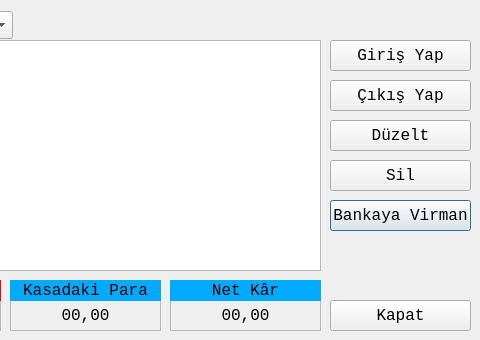
The window that kasadialogform.ui (mamoo81/bhss) describes before a commit, drawn with Qt 5; both pictures show x 320 to 800 and y 0 to 340 of the 800 by 340 pixel window.
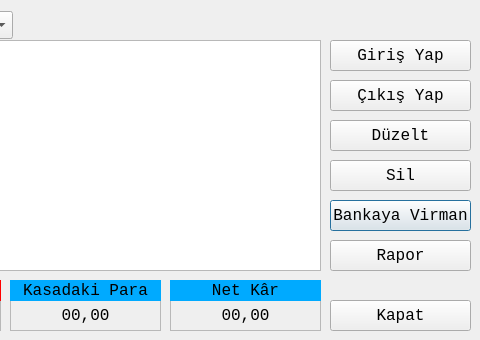
The same window after the commit. Icons and pictures are not drawn.

Diff of the .ui file:
```diff
--- a/kasadialogform.ui
+++ b/kasadialogform.ui
@@ -454,6 +454,19 @@
     </item>
    </layout>
   </widget>
+  <widget class="QPushButton" name="RaporpushButton">
+   <property name="geometry">
+    <rect>
+     <x>650</x>
+     <y>240</y>
+     <width>141</width>
+     <height>31</height>
+    </rect>
+   </property>
+   <property name="text">
+    <string>Rapor</string>
+   </property>
+  </widget>
  </widget>
  <resources>
   <include location="images.qrc"/>
```
